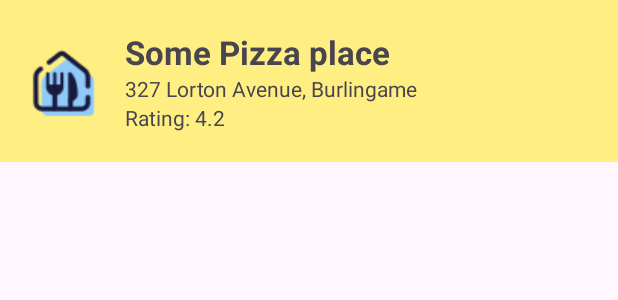
After one commit to ngtri1809/gachaurant, an Android app: the layout item_restaurant.xml on its own in the app's theme, with its tools: preview values and no code run, on a phone screen of 412 x 824 dp. The commit adds this screen. Shown: the top 300 px of the screen. Run offline under Robolectric (Android 15) with nearby library versions, the phone set to English and light mode, and no system bars.

Commit message:
Showing a list of restaurants in Check-in

```diff
--- a/app/src/main/res/layout/fragment_checkin.xml
+++ b/app/src/main/res/layout/fragment_checkin.xml
@@ -64,6 +64,12 @@
         android:drawableLeft="@mipmap/searchbar_foreground"
         android:background="@drawable/rounded_background" />
 
+        <androidx.recyclerview.widget.RecyclerView
+            android:id="@+id/restaurantsRecyclerView"
+            android:layout_width="match_parent"
+            android:layout_height="wrap_content"
+            app:layoutManager="androidx.recyclerview.widget.LinearLayoutManager"/>
+
 
     </LinearLayout>
 
--- /dev/null
+++ b/app/src/main/res/layout/item_restaurant.xml
@@ -0,0 +1,45 @@
+<?xml version="1.0" encoding="utf-8"?>
+<androidx.constraintlayout.widget.ConstraintLayout xmlns:android="http://schemas.android.com/apk/res/android"
+    android:layout_width="match_parent"
+    android:layout_height="wrap_content"
+    xmlns:app="http://schemas.android.com/apk/res-auto"
+    xmlns:tools="http://schemas.android.com/tools"
+    android:background="@color/background"
+    android:padding="@dimen/standard_padding">
+
+    <ImageView
+        android:id="@+id/logoImageView"
+        app:layout_constraintTop_toTopOf="parent"
+        app:layout_constraintBottom_toBottomOf="parent"
+        app:layout_constraintLeft_toLeftOf="parent"
+        android:src="@drawable/restaurant_inventory"
+        android:layout_width="wrap_content"
+        android:layout_height="wrap_content" />
+
+    <TextView
+        android:id="@+id/nameTextView"
+        android:layout_width="wrap_content"
+        android:layout_height="wrap_content"
+        app:layout_constraintTop_toTopOf="parent"
+        app:layout_constraintLeft_toRightOf="@id/logoImageView"
+        android:layout_marginLeft="20dp"
+        android:textStyle="bold"
+        android:textSize="22sp"
+        tools:text="Some Pizza place"/>
+    <TextView
+        android:id="@+id/addressTextView"
+        android:layout_width="wrap_content"
+        android:layout_height="wrap_content"
+        app:layout_constraintTop_toBottomOf="@id/nameTextView"
+        app:layout_constraintLeft_toLeftOf="@id/nameTextView"
+        tools:text="327 Lorton Avenue, Burlingame"/>
+
+    <TextView
+        android:id="@+id/ratingTextView"
+        android:layout_width="wrap_content"
+        android:layout_height="wrap_content"
+        app:layout_constraintTop_toBottomOf="@id/addressTextView"
+        app:layout_constraintLeft_toLeftOf="@id/nameTextView"
+        tools:text="Rating: 4.2"/>
+
+</androidx.constraintlayout.widget.ConstraintLayout>
--- /dev/null
+++ b/app/src/main/res/values/dimens.xml
@@ -0,0 +1,4 @@
+<?xml version="1.0" encoding="utf-8"?>
+<resources>
+    <dimen name="standard_padding">20dp</dimen>
+</resources>
--- a/app/src/main/res/values/strings.xml
+++ b/app/src/main/res/values/strings.xml
@@ -1,4 +1,5 @@
 <resources>
     <string name="app_name">Gachaurant</string>
     <string name="hello_blank_fragment">Hello blank fragment</string>
+    <string name="rating">Rating: %1$.1f</string>
 </resources>
```
Also changed, not shown: app/src/main/java/com/example/gachaurant/CheckIn.java (+58 -0 lines), app/src/main/java/com/example/gachaurant/adapters/RestaurantsAdapter.java (added, +58 -0 lines).
